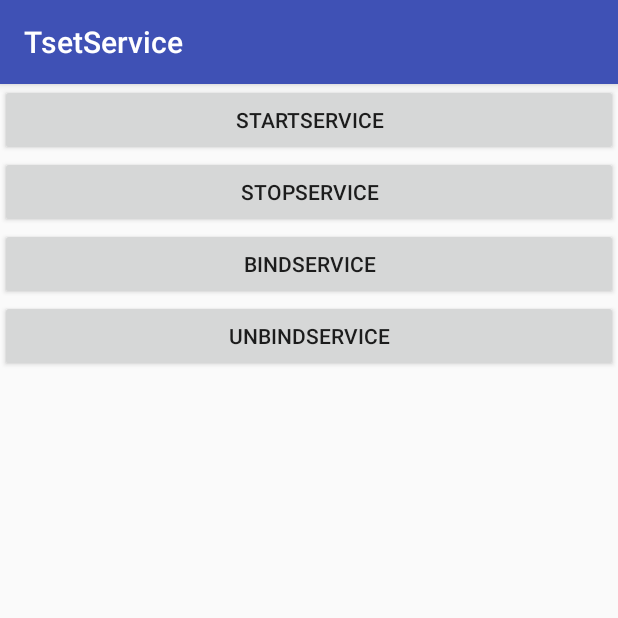
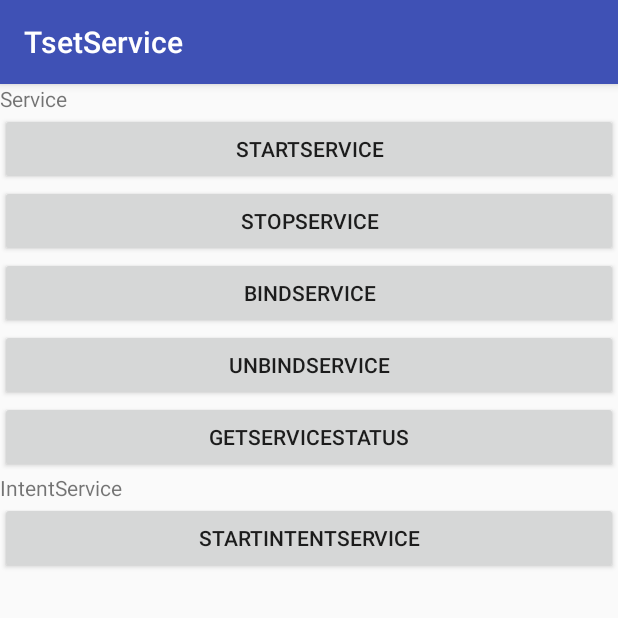
Before and after one commit to hotgalvanizing/TsetService, an Android app: the screen it shows after launch (MainActivity), after a tap on "BINDSERVICE", on a phone screen of 412 x 824 dp, the top half of it. Run offline under Robolectric (Android 15) with nearby library versions, the phone set to English and light mode, and no system bars.

Commit message:
intentService

```diff
--- a/app/src/main/AndroidManifest.xml
+++ b/app/src/main/AndroidManifest.xml
@@ -20,7 +20,10 @@
         <service
             android:name=".MyService"
             android:enabled="true"
-            android:exported="true"></service>
+            android:exported="true" />
+        <service
+            android:name=".MyIntentService"
+            android:exported="false"></service>
     </application>
 
 </manifest>
--- a/app/src/main/java/com/mx/tsetservice/MainActivity.java
+++ b/app/src/main/java/com/mx/tsetservice/MainActivity.java
@@ -1,11 +1,15 @@
 package com.mx.tsetservice;
 
+import android.content.ComponentName;
 import android.content.Intent;
+import android.content.ServiceConnection;
 import android.os.Bundle;
+import android.os.IBinder;
 import android.support.v7.app.AppCompatActivity;
 import android.util.Log;
 import android.view.View;
 import android.widget.Button;
+import android.widget.Toast;
 
 public class MainActivity extends AppCompatActivity implements View.OnClickListener {
 
@@ -16,6 +20,23 @@ public class MainActivity extends AppCompatActivity implements View.OnClickListe
 
     Button bindButton;
     Button unbindButton;
+    Button getServiceStatus;
+
+    MyService.MyBinder binder;
+
+    Button intentServiceButton;
+
+    private ServiceConnection conn = new ServiceConnection() {
+        @Override
+        public void onServiceConnected(ComponentName name, IBinder service) {
+            binder = (MyService.MyBinder) service;
+        }
+
+        @Override
+        public void onServiceDisconnected(ComponentName name) {
+
+        }
+    };
 
     @Override
     protected void onCreate(Bundle savedInstanceState) {
@@ -29,11 +50,15 @@ public class MainActivity extends AppCompatActivity implements View.OnClickListe
         stopButton = findViewById(R.id.stop_btn);
         bindButton = findViewById(R.id.bind_btn);
         unbindButton = findViewById(R.id.unbind_btn);
+        getServiceStatus = findViewById(R.id.status_btn);
+        intentServiceButton = findViewById(R.id.start_intent_btn);
 
         startButton.setOnClickListener(this);
         stopButton.setOnClickListener(this);
         bindButton.setOnClickListener(this);
         unbindButton.setOnClickListener(this);
+        getServiceStatus.setOnClickListener(this);
+        intentServiceButton.setOnClickListener(this);
     }
 
     @Override
@@ -45,6 +70,7 @@ public class MainActivity extends AppCompatActivity implements View.OnClickListe
     public void onClick(View v) {
 
         Intent intent = new Intent(this, MyService.class);
+        Intent intent1 = new Intent(this, MyIntentService.class);
 
         if (v == startButton) {
             startService(intent);
@@ -54,12 +80,20 @@ public class MainActivity extends AppCompatActivity implements View.OnClickListe
             stopService(intent);
         }
 
-        if (v == bindButton){
-
+        if (v == bindButton) {
+            bindService(intent, conn, BIND_AUTO_CREATE);
         }
 
-        if (v == unbindButton){
+        if (v == unbindButton) {
+            unbindService(conn);
+        }
 
+        if (v == getServiceStatus) {
+            Toast.makeText(this, binder.getCount() + "", Toast.LENGTH_SHORT).show();
+        }
+
+        if (v == intentServiceButton){
+            startService(intent1);
         }
     }
 }
--- a/app/src/main/res/layout/activity_main.xml
+++ b/app/src/main/res/layout/activity_main.xml
@@ -5,6 +5,11 @@
     android:layout_height="match_parent"
     android:orientation="vertical"
     tools:context=".MainActivity">
+
+    <TextView
+        android:layout_width="match_parent"
+        android:layout_height="wrap_content"
+        android:text="Service" />
 
     <Button
         android:id="@+id/start_btn"
@@ -30,5 +35,23 @@
         android:layout_height="wrap_content"
         android:text="UnbindService" />
 
+    <Button
+        android:id="@+id/status_btn"
+        android:layout_width="match_parent"
+        android:layout_height="wrap_content"
+        android:text="GetServiceStatus" />
+
+    <TextView
+        android:layout_width="match_parent"
+        android:layout_height="wrap_content"
+        android:text="IntentService" />
+
+    <Button
+        android:id="@+id/start_intent_btn"
+        android:layout_width="match_parent"
+        android:layout_height="wrap_content"
+        android:text="StartIntentService" />
+
+
 
 </LinearLayout>
```
Also changed, not shown: app/src/main/java/com/mx/tsetservice/MyIntentService.java (added, +37 -0 lines), app/src/main/java/com/mx/tsetservice/MyService.java (+21 -1 lines).
